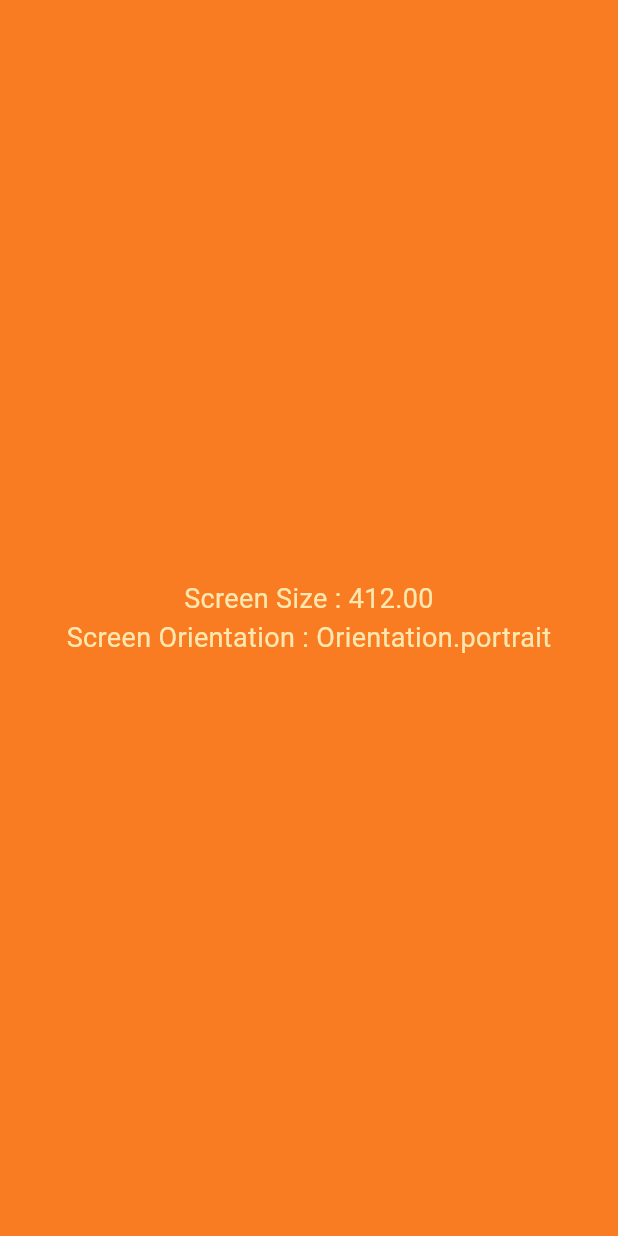
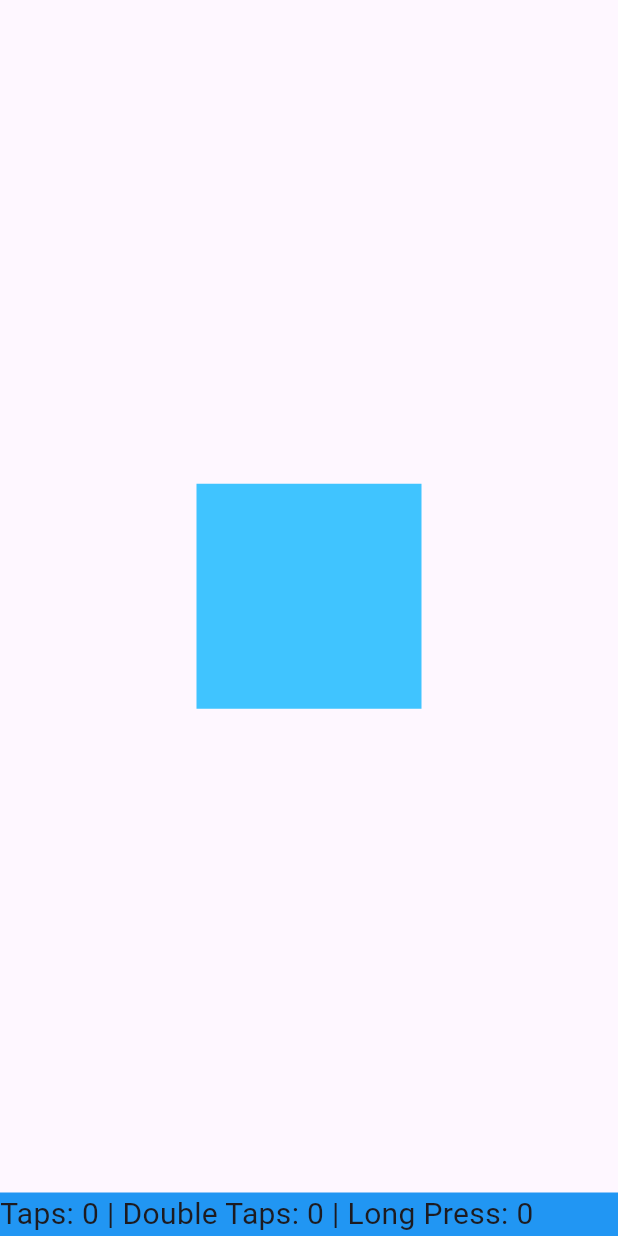
Before and after one commit to kazaliika/portofolio, a Flutter app: the InfoDetailScreen screen opened directly, on a phone screen of 412 x 824 dp. Run offline on Flutter 3.47's test engine with Material 3 defaults, Android fonts, the phone set to English and light mode, and no system bars.

Commit message:
add gesturedetection in info_detail_screen

```diff
--- a/lib/ui/info_detail_screen.dart
+++ b/lib/ui/info_detail_screen.dart
@@ -1,35 +1,54 @@
 import 'package:flutter/material.dart';
 
-class InfoDetailScreen extends StatelessWidget {
+class InfoDetailScreen extends StatefulWidget {
   const InfoDetailScreen({super.key});
 
   @override
+  State<InfoDetailScreen> createState() => _InfoDetailScreenState();
+}
+
+class _InfoDetailScreenState extends State<InfoDetailScreen> {
+  final double boxSize = 150.0;
+  int numOfSingleTap = 0;
+  int numOfDoubleTap = 0;
+  int numOfLongTap = 0;
+
+  @override
   Widget build(BuildContext context) {
-
-    Size screenSize = MediaQuery.of(context).size;
-
-    Orientation screenOrientation = MediaQuery.of(context).orientation;
-
     return Scaffold(
-      backgroundColor: Color(0xFFF97B22),
-    body: SafeArea(
-      child: Column(
-        mainAxisAlignment: MainAxisAlignment.center,
-        crossAxisAlignment: CrossAxisAlignment.stretch,
-        children: [
-          Text(
-              'Screen Size : ${screenSize.width.toStringAsFixed(2)}',
-                  style : TextStyle(color: Color(0xFFFEE8B0),fontSize: 18),
-            textAlign: TextAlign.center,
+      body: Center(
+        child: GestureDetector(
+          onTap: () {
+            setState(() {
+              numOfSingleTap++;
+            });
+          },
+          onDoubleTap: () {
+            setState(() {
+              numOfDoubleTap++;
+            });
+          },
+          onLongPress: () {
+            setState(() {
+              numOfLongTap++;
+            });
+          },
+          child: Container(
+            width: boxSize,
+            height: boxSize,
+            color: Colors.lightBlueAccent,
           ),
-          Text(
-              'Screen Orientation : $screenOrientation',
-                  style : TextStyle(color: Color(0xFFFEE8B0),fontSize: 18),
-            textAlign: TextAlign.center,
+        ),
+      ),
+      bottomNavigationBar: Container(
+        color: Colors.blue,
+        child: Text(
+          'Taps: $numOfSingleTap | Double Taps: $numOfDoubleTap | Long Press: $numOfLongTap',
+          style: TextStyle(
+            fontSize: 20,
           ),
-        ],
+        ),
       ),
-    ),
     );
   }
 }
```
